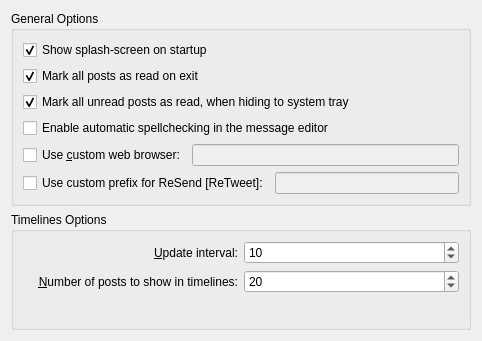
The window that choqok/config/behavior/behaviorconfig_general.ui (KDE/choqok) describes before a commit, drawn with Qt 5.
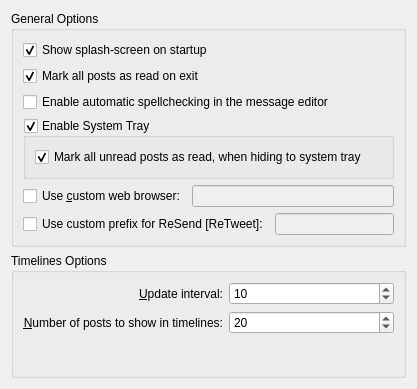
The same window after the commit. Custom widgets are drawn as their Qt base class.

Commit message:
Add option to disable system tray
REVIEW:118455
CCBUG:241152

Diff of the .ui file:
```diff
--- a/choqok/config/behavior/behaviorconfig_general.ui
+++ b/choqok/config/behavior/behaviorconfig_general.ui
@@ -6,8 +6,8 @@
    <rect>
     <x>0</x>
     <y>0</y>
-    <width>482</width>
-    <height>341</height>
+    <width>417</width>
+    <height>389</height>
    </rect>
   </property>
   <layout class="QVBoxLayout" name="verticalLayout_4">
@@ -38,6 +38,22 @@
        </widget>
       </item>
       <item>
+       <widget class="QCheckBox" name="kcfg_enableSpellChecker">
+        <property name="text">
+         <string>Enable automatic spellchecking in the message editor</string>
+        </property>
+       </widget>
+      </item>
+      <item>
+       <widget class="QGroupBox" name="kcfg_enableSysTray">
+        <property name="title">
+         <string>Enable System Tray</string>
+        </property>
+        <property name="checkable">
+         <bool>true</bool>
+        </property>
+        <layout class="QVBoxLayout" name="verticalLayout_6">
+         <item>
        <widget class="QCheckBox" name="kcfg_markAllAsReadOnHideToSystray">
         <property name="toolTip">
          <string/>
@@ -50,11 +66,7 @@
         </property>
        </widget>
       </item>
-      <item>
-       <widget class="QCheckBox" name="kcfg_enableSpellChecker">
-        <property name="text">
-         <string>Enable automatic spellchecking in the message editor</string>
-        </property>
+        </layout>
        </widget>
       </item>
       <item>
@@ -203,16 +215,16 @@
   </layout>
  </widget>
  <customwidgets>
-  <customwidget>
-   <class>KIntSpinBox</class>
-   <extends>QSpinBox</extends>
-   <header>knuminput.h</header>
-  </customwidget>
   <customwidget>
    <class>KLineEdit</class>
    <extends>QLineEdit</extends>
    <header>klineedit.h</header>
   </customwidget>
+  <customwidget>
+   <class>KIntSpinBox</class>
+   <extends>QSpinBox</extends>
+   <header>knuminput.h</header>
+  </customwidget>
  </customwidgets>
  <tabstops>
   <tabstop>kcfg_updateInterval</tabstop>
```
Lines whose indentation alone changed are shown as unchanged. The commit also changes 3 other files.
